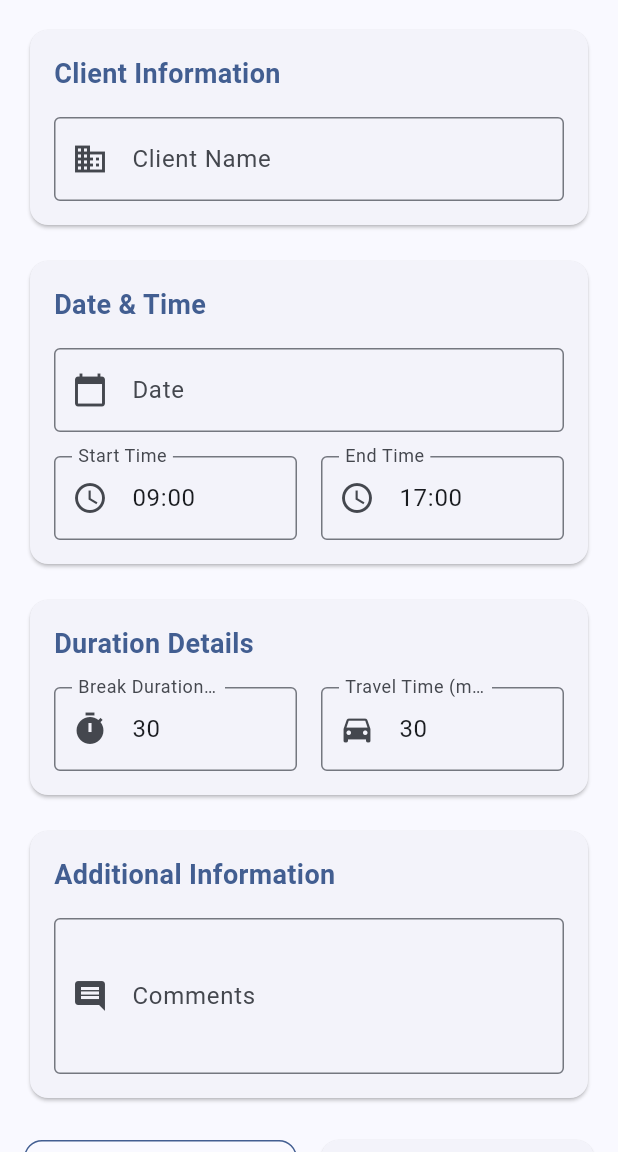
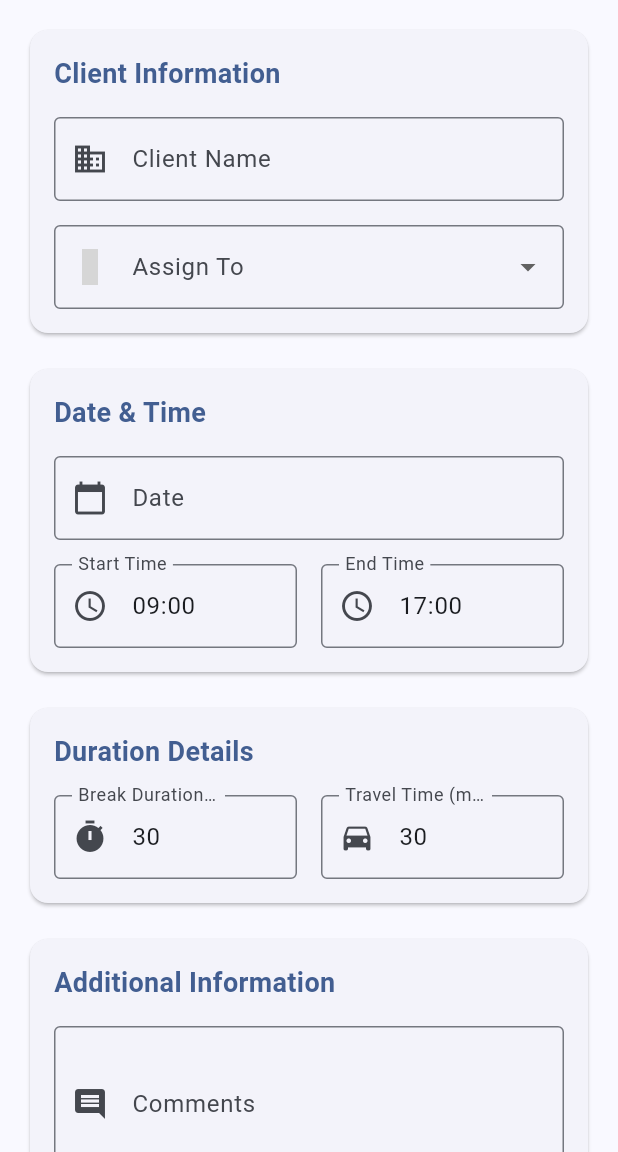
Before and after one commit to dayalfernando/time_entry_app, a Flutter app: the TaskEntryScreen screen opened by its route, on a phone screen of 412 x 824 dp, the part 84-1236 px from its top. Run offline on Flutter 3.47's test engine with Material 3 defaults, Android fonts, the light colour scheme and no system bars; drawn by our look-alikes of flutter_form_builder; our stand-ins replace firebase_auth, form_builder_validators, google_sign_in, image_picker, shared_preferences, sqflite and 1 more; accounts and stored records are empty; statements that could not run were skipped; grey boxes are pictures that could not be loaded.

Commit message:
Add user assignment feature for admin - Add engineer dropdown in task entry form, only visible to admin users

```diff
--- a/lib/screens/task_entry_screen.dart
+++ b/lib/screens/task_entry_screen.dart
@@ -3,6 +3,7 @@ import 'package:provider/provider.dart';
 import 'package:flutter_form_builder/flutter_form_builder.dart';
 import 'package:form_builder_validators/form_builder_validators.dart';
 import '../models/task.dart';
+import '../models/user.dart';
 import '../services/providers/task_provider.dart';
 import '../services/providers/notification_provider.dart';
 import '../services/providers/user_provider.dart';
@@ -39,7 +40,9 @@ class _TaskEntryScreenState extends State<TaskEntryScreen> {
         travelTime: int.parse(formData['travelTime'].toString()),
         comments: formData['comments'] as String? ?? '',
         isCompleted: widget.task?.isCompleted ?? false,
-        userId: widget.task?.userId ?? userProvider.currentUser?.username ?? '',
+        userId: userProvider.currentUser?.role == UserRole.admin
+          ? (formData['assignedUser'] as String? ?? userProvider.currentUser!.username)
+          : userProvider.currentUser!.username,
       );
 
       if (widget.task == null) {
@@ -85,6 +88,9 @@ class _TaskEntryScreenState extends State<TaskEntryScreen> {
       0, // 0 minutes
     );
 
+    final userProvider = Provider.of<UserProvider>(context);
+    final isAdmin = userProvider.currentUser?.role == UserRole.admin;
+
     return Scaffold(
       appBar: AppBar(
         backgroundColor: Theme.of(context).colorScheme.primary,
@@ -105,6 +111,7 @@ class _TaskEntryScreenState extends State<TaskEntryScreen> {
                   'endTime': defaultEndTime,
                   'breakDuration': '30',
                   'travelTime': '30',
+                  'assignedUser': userProvider.currentUser?.username,
                 }
               : {
                   'clientName': widget.task!.clientName,
@@ -114,6 +121,7 @@ class _TaskEntryScreenState extends State<TaskEntryScreen> {
                   'breakDuration': widget.task!.breakDuration.toString(),
                   'travelTime': widget.task!.travelTime.toString(),
                   'comments': widget.task!.comments,
+                  'assignedUser': widget.task!.userId,
                 },
           child: Column(
             crossAxisAlignment: CrossAxisAlignment.stretch,
@@ -142,6 +150,25 @@ class _TaskEntryScreenState extends State<TaskEntryScreen> {
                         ),
                         validator: FormBuilderValidators.required(),
                       ),
+                      if (isAdmin) ...[
+                        const SizedBox(height: 16),
+                        FormBuilderDropdown<String>(
+                          name: 'assignedUser',
+                          decoration: const InputDecoration(
+                            labelText: 'Assign To',
+                            border: OutlineInputBorder(),
+                            prefixIcon: Icon(Icons.person_assign),
+                          ),
+                          items: User.dummyUsers
+                              .where((user) => user.role == UserRole.engineer)
+                              .map((user) => DropdownMenuItem(
+                                    value: user.username,
+                                    child: Text('${user.fullName} (${user.username})'),
+                                  ))
+                              .toList(),
+                          validator: FormBuilderValidators.required(),
+                        ),
+                      ],
                     ],
                   ),
                 ),
```
